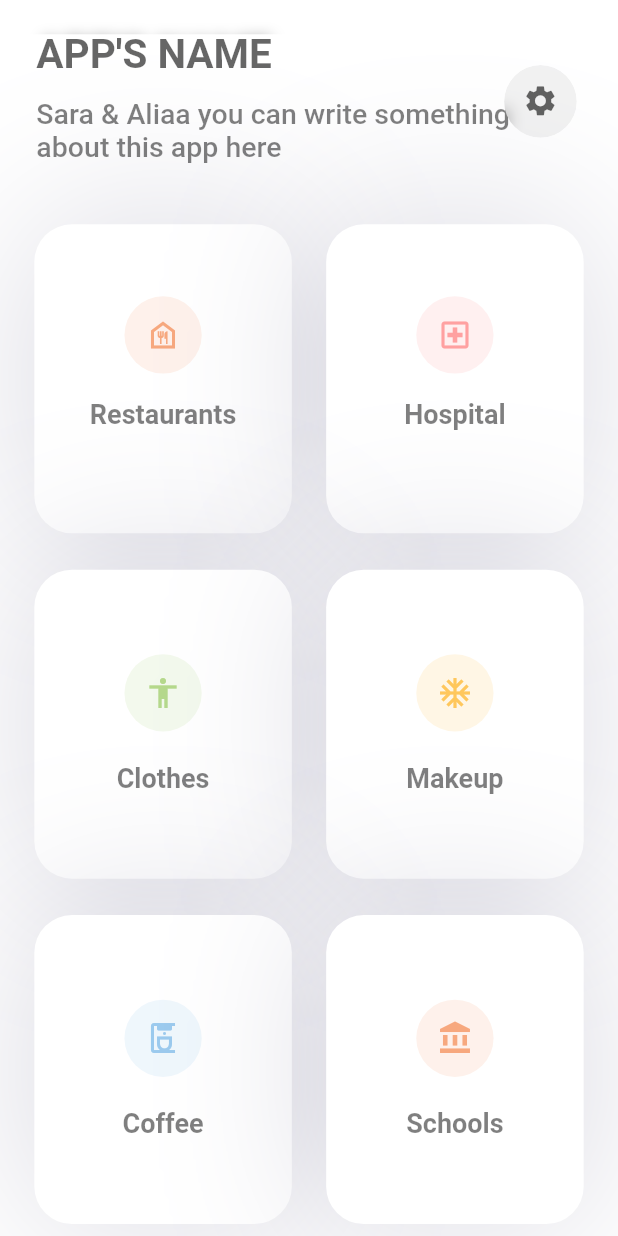
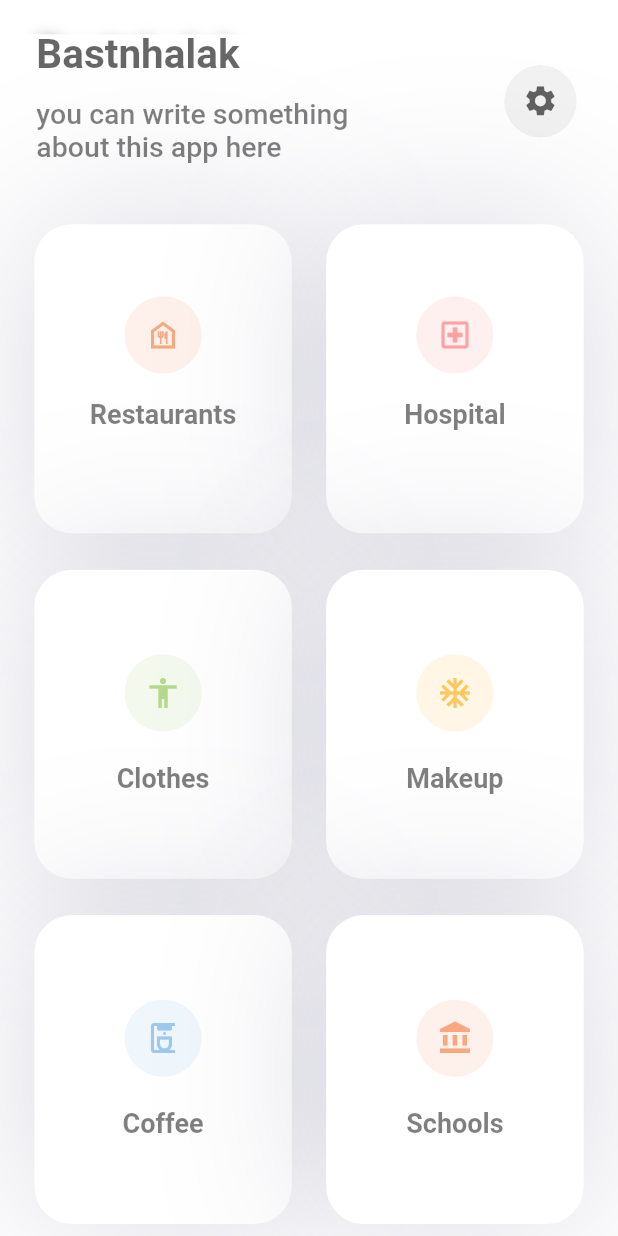
Before and after one commit to 3shmawi/last-ai-design, a Flutter app: the HomeScreen screen opened directly, on a phone screen of 412 x 824 dp. Run offline on Flutter 3.47's test engine with Material 2 defaults, Android fonts, the light colour scheme and no system bars; our stand-ins replace animated_text_kit, dropdown_button2, flutter_rating_stars.

Commit message:
finish app ui2

```diff
--- a/lib/screens/home_screen.dart
+++ b/lib/screens/home_screen.dart
@@ -65,7 +65,7 @@ class HomeScreenState extends State<HomeScreen>
                   crossAxisAlignment: CrossAxisAlignment.start,
                   children: [
                     Text(
-                      'APP\'S NAME',
+                      'Bastnhalak',
                       style: TextStyle(
                         fontSize: 27,
                         color: Colors.black.withOpacity(.6),
@@ -74,7 +74,7 @@ class HomeScreenState extends State<HomeScreen>
                     ),
                     SizedBox(height: w / 35),
                     Text(
-                      'Sara & Aliaa you can write something\nabout this app here',
+                      'you can write something\nabout this app here',
                       style: TextStyle(
                         fontSize: 19,
                         color: Colors.black.withOpacity(.5),
--- a/lib/screens/splash_screen.dart
+++ b/lib/screens/splash_screen.dart
@@ -112,7 +112,7 @@ class SplashScreenState extends State<SplashScreen> {
                         totalRepeatCount: 1,
                         animatedTexts: [
                           FadeAnimatedText(
-                            'APP NAME',
+                            'Bastnhalak',
                             duration: const Duration(milliseconds: 1700),
                             textStyle: const TextStyle(
                               fontSize: 30,
```
